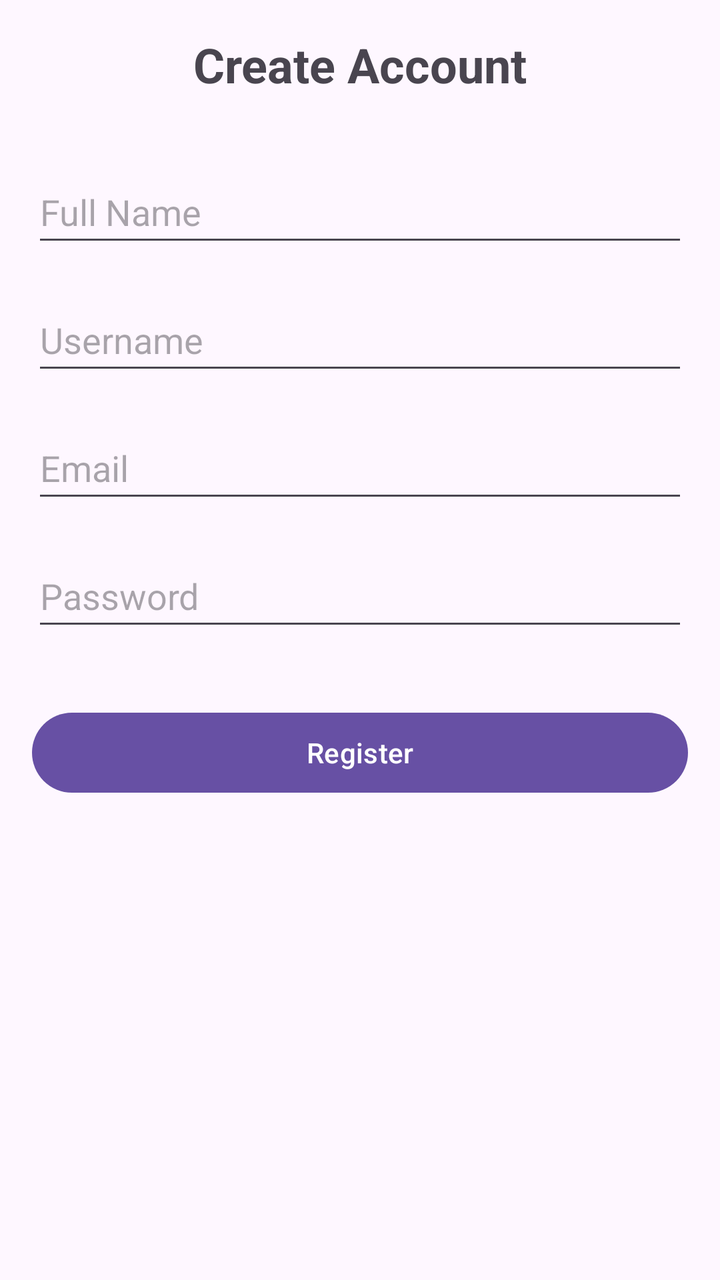
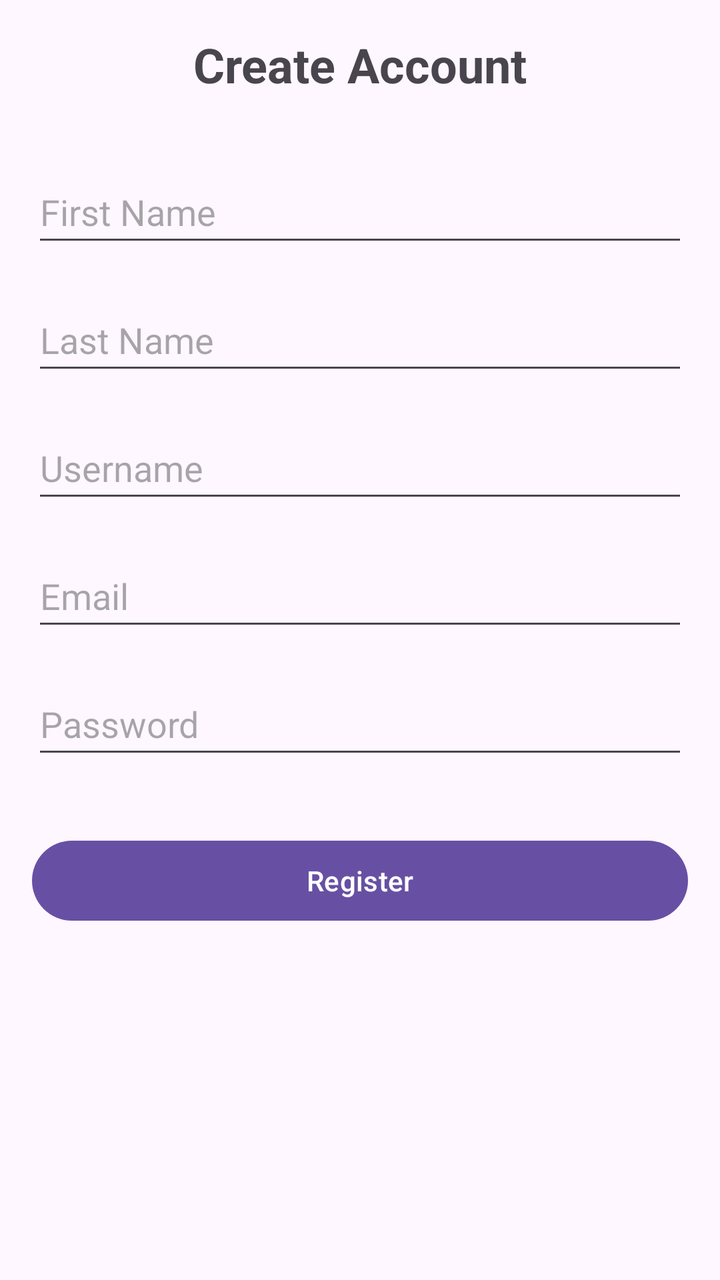

An Android layout rendered at two revisions. The XML below is the earlier revision; the diff shows what the commit changed to produce the second picture.
<!-- AndroidManifest.xml: application theme Theme.GuitarHub -->
<!-- res/layout/activity_register.xml -->
<?xml version="1.0" encoding="utf-8"?>
<androidx.constraintlayout.widget.ConstraintLayout xmlns:android="http://schemas.android.com/apk/res/android"
    xmlns:app="http://schemas.android.com/apk/res-auto"
    xmlns:tools="http://schemas.android.com/tools"
    android:id="@+id/main"
    android:layout_width="match_parent"
    android:layout_height="match_parent"
    android:padding="16dp"
    tools:context=".RegisterActivity">

    <TextView
        android:id="@+id/tv_register_title"
        android:layout_width="wrap_content"
        android:layout_height="wrap_content"
        android:text="Create Account"
        android:textSize="24sp"
        android:textStyle="bold"
        app:layout_constraintBottom_toTopOf="@+id/et_full_name"
        app:layout_constraintEnd_toEndOf="parent"
        app:layout_constraintStart_toStartOf="parent"
        app:layout_constraintTop_toTopOf="parent"
        app:layout_constraintVertical_bias="0.3" />

    <EditText
        android:id="@+id/et_full_name"
        android:layout_width="0dp"
        android:layout_height="wrap_content"
        android:layout_marginTop="32dp"
        android:hint="Full Name"
        android:inputType="textPersonName"
        android:minHeight="48dp"
        app:layout_constraintEnd_toEndOf="parent"
        app:layout_constraintStart_toStartOf="parent"
        app:layout_constraintTop_toBottomOf="@+id/tv_register_title" />

    <EditText
        android:id="@+id/et_username"
        android:layout_width="0dp"
        android:layout_height="wrap_content"
        android:layout_marginTop="16dp"
        android:hint="Username"
        android:inputType="textPersonName"
        android:minHeight="48dp"
        app:layout_constraintEnd_toEndOf="parent"
        app:layout_constraintStart_toStartOf="parent"
        app:layout_constraintTop_toBottomOf="@+id/et_full_name" />

    <EditText
        android:id="@+id/et_email"
        android:layout_width="0dp"
        android:layout_height="wrap_content"
        android:layout_marginTop="16dp"
        android:hint="Email"
        android:inputType="textEmailAddress"
        android:minHeight="48dp"
        app:layout_constraintEnd_toEndOf="parent"
        app:layout_constraintStart_toStartOf="parent"
        app:layout_constraintTop_toBottomOf="@+id/et_username" />

    <EditText
        android:id="@+id/et_password"
        android:layout_width="0dp"
        android:layout_height="wrap_content"
        android:layout_marginTop="16dp"
        android:hint="Password"
        android:inputType="textPassword"
        android:minHeight="48dp"
        app:layout_constraintEnd_toEndOf="parent"
        app:layout_constraintStart_toStartOf="parent"
        app:layout_constraintTop_toBottomOf="@+id/et_email" />

    <Button
        android:id="@+id/btn_register"
        android:layout_width="0dp"
        android:layout_height="wrap_content"
        android:layout_marginTop="32dp"
        android:text="Register"
        app:layout_constraintEnd_toEndOf="parent"
        app:layout_constraintStart_toStartOf="parent"
        app:layout_constraintTop_toBottomOf="@+id/et_password" />

</androidx.constraintlayout.widget.ConstraintLayout>
<!-- resources referenced by this layout -->
<resources>
  <style name="Theme.GuitarHub" parent="Base.Theme.GuitarHub" />
  <style name="Base.Theme.GuitarHub" parent="Theme.Material3.DayNight.NoActionBar">
          
          
      </style>
</resources>

<!-- the commit's change to res/layout/activity_register.xml (unified diff, before → after) -->
@@ -15,23 +15,34 @@
         android:text="Create Account"
         android:textSize="24sp"
         android:textStyle="bold"
-        app:layout_constraintBottom_toTopOf="@+id/et_full_name"
         app:layout_constraintEnd_toEndOf="parent"
         app:layout_constraintStart_toStartOf="parent"
         app:layout_constraintTop_toTopOf="parent"
         app:layout_constraintVertical_bias="0.3" />
 
     <EditText
-        android:id="@+id/et_full_name"
+        android:id="@+id/et_first_name"
         android:layout_width="0dp"
         android:layout_height="wrap_content"
         android:layout_marginTop="32dp"
-        android:hint="Full Name"
+        android:hint="First Name"
         android:inputType="textPersonName"
         android:minHeight="48dp"
         app:layout_constraintEnd_toEndOf="parent"
         app:layout_constraintStart_toStartOf="parent"
         app:layout_constraintTop_toBottomOf="@+id/tv_register_title" />
+
+    <EditText
+        android:id="@+id/et_last_name"
+        android:layout_width="0dp"
+        android:layout_height="wrap_content"
+        android:layout_marginTop="16dp"
+        android:hint="Last Name"
+        android:inputType="textPersonName"
+        android:minHeight="48dp"
+        app:layout_constraintEnd_toEndOf="parent"
+        app:layout_constraintStart_toStartOf="parent"
+        app:layout_constraintTop_toBottomOf="@+id/et_first_name" />
 
     <EditText
         android:id="@+id/et_username"
@@ -43,7 +54,7 @@
         android:minHeight="48dp"
         app:layout_constraintEnd_toEndOf="parent"
         app:layout_constraintStart_toStartOf="parent"
-        app:layout_constraintTop_toBottomOf="@+id/et_full_name" />
+        app:layout_constraintTop_toBottomOf="@+id/et_last_name" />
 
     <EditText
         android:id="@+id/et_email"
